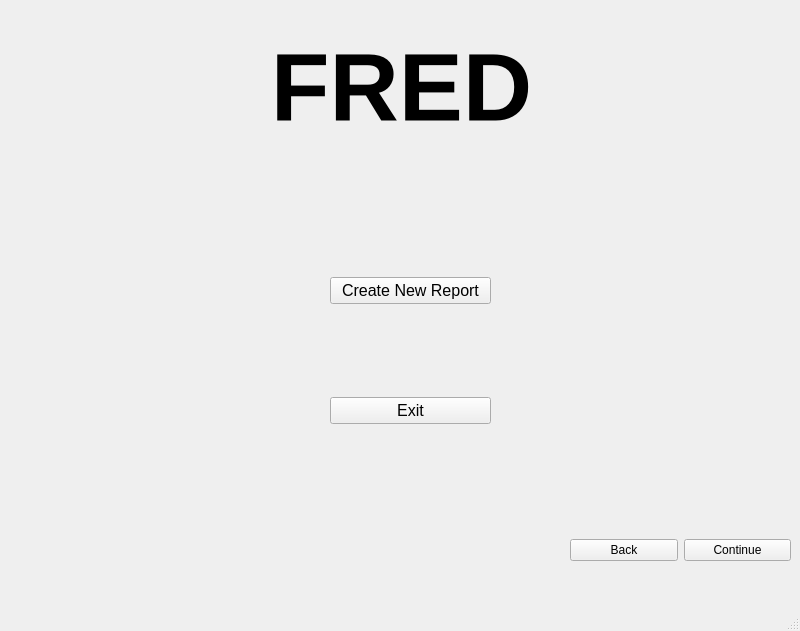
First picture: the form in gui/app_window.ui, repository JRNalakava/FRED_PyQT5, before the edit.
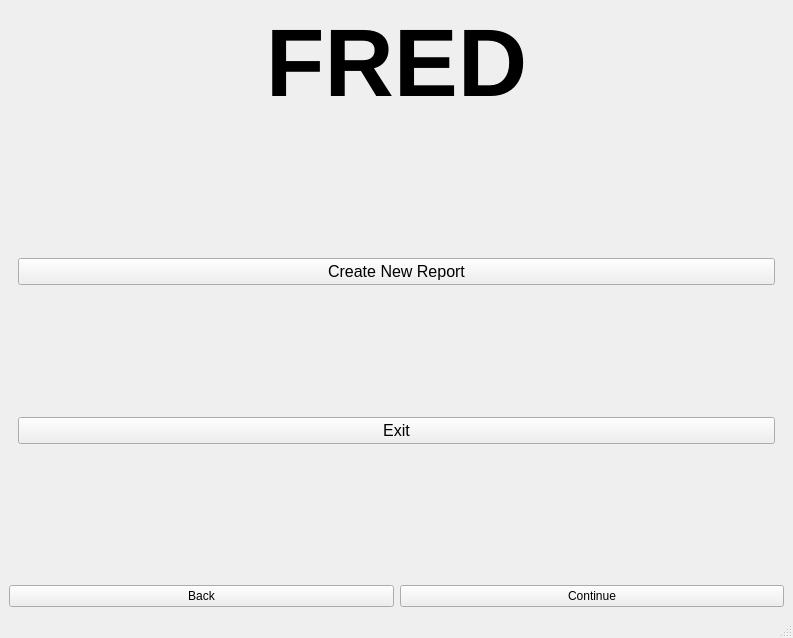
Second picture: the form after the edit.

```diff
--- a/gui/app_window.ui
+++ b/gui/app_window.ui
@@ -6,74 +6,27 @@
    <rect>
     <x>0</x>
     <y>0</y>
-    <width>800</width>
-    <height>631</height>
+    <width>793</width>
+    <height>638</height>
    </rect>
   </property>
   <property name="windowTitle">
    <string>MainWindow</string>
   </property>
   <widget class="QWidget" name="centralwidget">
-   <widget class="QStackedWidget" name="stackedWidget">
-    <property name="geometry">
-     <rect>
-      <x>10</x>
-      <y>180</y>
-      <width>781</width>
-      <height>331</height>
-     </rect>
-    </property>
-    <property name="currentIndex">
-     <number>0</number>
-    </property>
-    <widget class="QWidget" name="menu_page">
-     <widget class="QWidget" name="verticalLayoutWidget">
-      <property name="geometry">
-       <rect>
-        <x>320</x>
-        <y>10</y>
-        <width>161</width>
-        <height>321</height>
-       </rect>
-      </property>
+   <property name="sizePolicy">
+    <sizepolicy hsizetype="Preferred" vsizetype="Preferred">
+     <horstretch>10</horstretch>
+     <verstretch>10</verstretch>
+    </sizepolicy>
+   </property>
+   <layout class="QGridLayout" name="gridLayout">
+    <item row="0" column="0">
+     <layout class="QVBoxLayout" name="verticalLayout_2">
+      <item>
       <layout class="QVBoxLayout" name="verticalLayout">
        <item>
-        <widget class="QPushButton" name="report_btn">
-         <property name="font">
-          <font>
-           <pointsize>12</pointsize>
-          </font>
-         </property>
-         <property name="text">
-          <string>Create New Report</string>
-         </property>
-        </widget>
-       </item>
-       <item>
-        <widget class="QPushButton" name="exit_btn">
-         <property name="font">
-          <font>
-           <pointsize>12</pointsize>
-          </font>
-         </property>
-         <property name="text">
-          <string>Exit</string>
-         </property>
-        </widget>
-       </item>
-      </layout>
-     </widget>
-    </widget>
-   </widget>
    <widget class="QLabel" name="label">
-    <property name="geometry">
-     <rect>
-      <x>66</x>
-      <y>32</y>
-      <width>671</width>
-      <height>111</height>
-     </rect>
-    </property>
     <property name="font">
      <font>
       <pointsize>72</pointsize>
@@ -88,15 +41,43 @@
      <set>Qt::AlignCenter</set>
     </property>
    </widget>
-   <widget class="QWidget" name="horizontalLayoutWidget">
-    <property name="geometry">
-     <rect>
-      <x>570</x>
-      <y>510</y>
-      <width>221</width>
-      <height>80</height>
-     </rect>
-    </property>
+        </item>
+        <item>
+         <widget class="QStackedWidget" name="stackedWidget">
+          <property name="currentIndex">
+           <number>0</number>
+          </property>
+          <widget class="QWidget" name="menu_page">
+           <layout class="QVBoxLayout" name="verticalLayout_3">
+            <item>
+             <widget class="QPushButton" name="report_btn">
+              <property name="font">
+               <font>
+                <pointsize>12</pointsize>
+               </font>
+              </property>
+              <property name="text">
+               <string>Create New Report</string>
+              </property>
+             </widget>
+            </item>
+            <item>
+             <widget class="QPushButton" name="exit_btn">
+              <property name="font">
+               <font>
+                <pointsize>12</pointsize>
+               </font>
+              </property>
+              <property name="text">
+               <string>Exit</string>
+              </property>
+             </widget>
+            </item>
+           </layout>
+          </widget>
+         </widget>
+        </item>
+        <item>
     <layout class="QHBoxLayout" name="horizontalLayout">
      <item>
       <widget class="QPushButton" name="return_btn">
@@ -113,7 +94,12 @@
       </widget>
      </item>
     </layout>
-   </widget>
+        </item>
+       </layout>
+      </item>
+     </layout>
+    </item>
+   </layout>
   </widget>
   <widget class="QMenuBar" name="menubar">
    <property name="geometry">
```
Left out of the diff: 2 changed lines with no effect on the pictures. Lines whose indentation alone changed are shown as unchanged.
